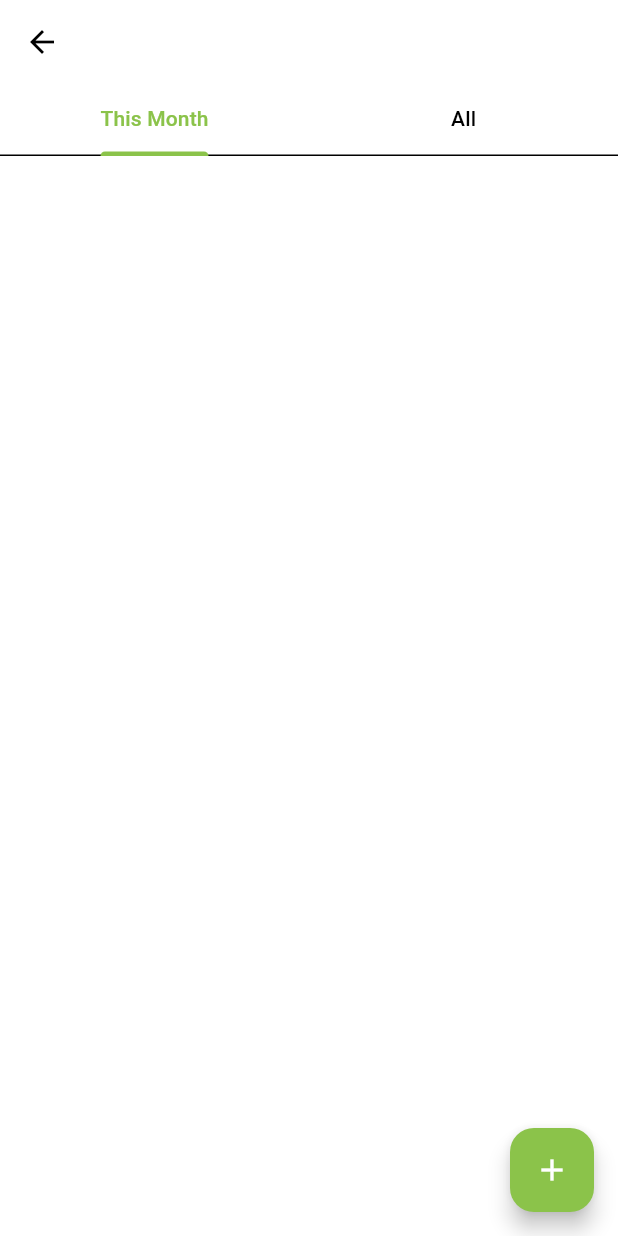
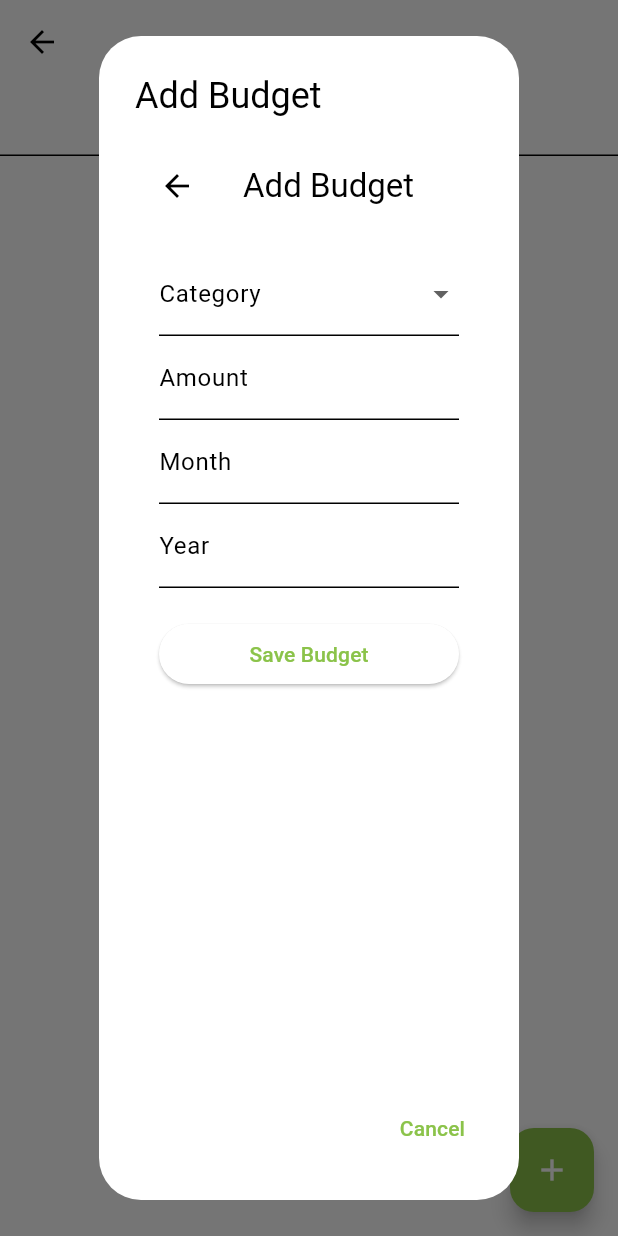
Before and after one commit to darlingson/makobili_flutter_app, a Flutter app: the BudgetsScreen screen opened directly, after a tap on the "add" icon, on a phone screen of 412 x 824 dp. Run offline on Flutter 3.47's test engine with Material 3 defaults, Android fonts, the phone set to English and light mode, and no system bars; our stand-ins replace sqflite; missing offline and left inert: dart:js; accounts and stored records are empty.

Commit message:
connected the add budget form to the floating action button in the budgets screen

```diff
--- a/lib/components/add_budgets_form.dart
+++ b/lib/components/add_budgets_form.dart
@@ -3,12 +3,12 @@ import '../utils/database_helper.dart';
 import '../models/budget.dart';
 import '../models/category.dart';
 
-class AddBudgetScreen extends StatefulWidget {
+class AddBudgetForm extends StatefulWidget {
   @override
-  _AddBudgetScreenState createState() => _AddBudgetScreenState();
+  _AddBudgetFormState createState() => _AddBudgetFormState();
 }
 
-class _AddBudgetScreenState extends State<AddBudgetScreen> {
+class _AddBudgetFormState extends State<AddBudgetForm> {
   final _formKey = GlobalKey<FormState>();
   final _amountController = TextEditingController();
   final _monthController = TextEditingController();
--- a/lib/screens/budgets_screen.dart
+++ b/lib/screens/budgets_screen.dart
@@ -1,4 +1,5 @@
 import 'package:flutter/material.dart';
+import 'package:makobili/components/add_budgets_form.dart';
 
 class BudgetsScreen extends StatefulWidget {
   const BudgetsScreen({super.key});
@@ -8,6 +9,25 @@ class BudgetsScreen extends StatefulWidget {
 }
 
 class _BudgetsScreenState extends State<BudgetsScreen> {
+  void _showAddBudgetDialog(BuildContext context) {
+    showDialog(
+      context: context,
+      builder: (BuildContext context) {
+        return AlertDialog(
+            title: const Text('Add Budget'),
+            content: AddBudgetForm(),
+            actions: <Widget>[
+              TextButton(
+                onPressed: () {
+                  Navigator.of(context).pop();
+                },
+                child: const Text('Cancel'),
+              ),
+            ]);
+      },
+    );
+  }
+
   @override
   Widget build(BuildContext context) {
     return DefaultTabController(
@@ -27,7 +47,7 @@ class _BudgetsScreenState extends State<BudgetsScreen> {
             ),
             floatingActionButton: FloatingActionButton(
               onPressed: () {
-                // _showAddTransactionDialog(context);
+                _showAddBudgetDialog(context);
               },
               child: const Icon(Icons.add),
             ),
```
